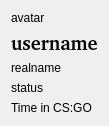
First picture: the form in stats_display_window.ui, repository daniel-Jones/CS-GO-Qt-C-Statistics, before the edit.
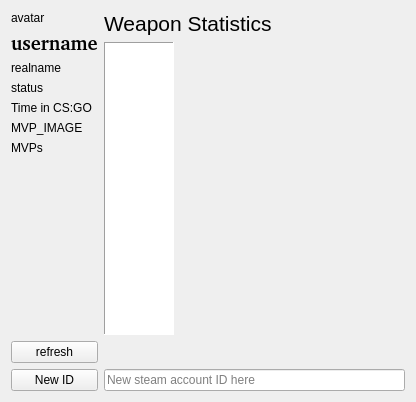
Second picture: the form after the edit.

Commit message: Added images for all weapons, stats from each weapon appear in a table. thanks to csgo-stats.com for the images! Other small changes.

Patch:
```diff
--- a/stats_display_window.ui
+++ b/stats_display_window.ui
@@ -9,18 +9,34 @@
    <rect>
     <x>0</x>
     <y>0</y>
-    <width>104</width>
-    <height>112</height>
+    <width>416</width>
+    <height>402</height>
    </rect>
   </property>
   <property name="windowTitle">
    <string>CS:GO Statistics</string>
   </property>
-  <layout class="QGridLayout" name="gridLayout_2">
-   <item row="3" column="0">
-    <widget class="QLabel" name="status_label">
+  <layout class="QGridLayout" name="gridLayout">
+   <item row="1" column="0">
+    <widget class="QPushButton" name="refresh_button">
      <property name="text">
-      <string>status</string>
+      <string>refresh</string>
+     </property>
+    </widget>
+   </item>
+   <item row="4" column="1">
+    <widget class="QLineEdit" name="new_steam_id">
+     <property name="placeholderText">
+      <string>New steam account ID here</string>
+     </property>
+    </widget>
+   </item>
+   <item row="0" column="0">
+    <layout class="QFormLayout" name="stats_layout">
+     <item row="0" column="0">
+      <widget class="QLabel" name="avatar_label">
+       <property name="text">
+        <string>avatar</string>
      </property>
     </widget>
    </item>
@@ -39,13 +55,6 @@
      </property>
     </widget>
    </item>
-   <item row="0" column="0">
-    <widget class="QLabel" name="avatar_label">
-     <property name="text">
-      <string>avatar</string>
-     </property>
-    </widget>
-   </item>
    <item row="2" column="0">
     <widget class="QLabel" name="realname_label">
      <property name="text">
@@ -53,10 +62,113 @@
      </property>
     </widget>
    </item>
+     <item row="3" column="0">
+      <widget class="QLabel" name="status_label">
+       <property name="text">
+        <string>status</string>
+       </property>
+      </widget>
+     </item>
+     <item row="5" column="0">
+      <widget class="QLabel" name="mvp_label">
+       <property name="text">
+        <string>MVP_IMAGE</string>
+       </property>
+      </widget>
+     </item>
    <item row="4" column="0">
     <widget class="QLabel" name="time_in_label">
      <property name="text">
       <string>Time in CS:GO</string>
+       </property>
+      </widget>
+     </item>
+     <item row="6" column="0">
+      <widget class="QLabel" name="mvp_number_label">
+       <property name="text">
+        <string>MVPs</string>
+       </property>
+      </widget>
+     </item>
+    </layout>
+   </item>
+   <item row="0" column="1">
+    <layout class="QGridLayout" name="base_grid">
+     <item row="0" column="0">
+      <layout class="QFormLayout" name="weapons_layout">
+       <item row="1" column="0">
+        <widget class="QLabel" name="weapon_stats_label">
+         <property name="sizePolicy">
+          <sizepolicy hsizetype="Preferred" vsizetype="Preferred">
+           <horstretch>0</horstretch>
+           <verstretch>0</verstretch>
+          </sizepolicy>
+         </property>
+         <property name="text">
+          <string>&lt;html&gt;&lt;head/&gt;&lt;body&gt;&lt;p&gt;&lt;span style=&quot; font-size:16pt;&quot;&gt;Weapon Statistics&lt;/span&gt;&lt;/p&gt;&lt;/body&gt;&lt;/html&gt;</string>
+         </property>
+        </widget>
+       </item>
+       <item row="5" column="0">
+        <widget class="QTableWidget" name="weapon_table">
+         <property name="sizePolicy">
+          <sizepolicy hsizetype="Expanding" vsizetype="Expanding">
+           <horstretch>0</horstretch>
+           <verstretch>0</verstretch>
+          </sizepolicy>
+         </property>
+         <property name="minimumSize">
+          <size>
+           <width>0</width>
+           <height>0</height>
+          </size>
+         </property>
+         <property name="baseSize">
+          <size>
+           <width>0</width>
+           <height>0</height>
+          </size>
+         </property>
+         <property name="frameShape">
+          <enum>QFrame::Panel</enum>
+         </property>
+         <property name="sizeAdjustPolicy">
+          <enum>QAbstractScrollArea::AdjustToContents</enum>
+         </property>
+         <property name="tabKeyNavigation">
+          <bool>false</bool>
+         </property>
+         <property name="showDropIndicator" stdset="0">
+          <bool>false</bool>
+         </property>
+         <property name="showGrid">
+          <bool>false</bool>
+         </property>
+         <property name="cornerButtonEnabled">
+          <bool>false</bool>
+         </property>
+         <attribute name="horizontalHeaderVisible">
+          <bool>false</bool>
+         </attribute>
+         <attribute name="horizontalHeaderDefaultSectionSize">
+          <number>100</number>
+         </attribute>
+         <attribute name="verticalHeaderVisible">
+          <bool>false</bool>
+         </attribute>
+         <attribute name="verticalHeaderDefaultSectionSize">
+          <number>50</number>
+         </attribute>
+        </widget>
+       </item>
+      </layout>
+     </item>
+    </layout>
+   </item>
+   <item row="4" column="0">
+    <widget class="QPushButton" name="new_id_button">
+     <property name="text">
+      <string>New ID</string>
      </property>
     </widget>
    </item>
```
Lines whose indentation alone changed are shown as unchanged. The commit also changes 39 other files.
